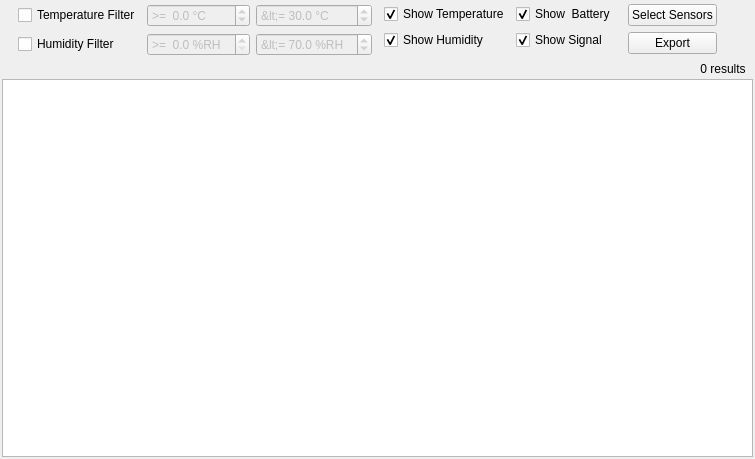
This is manager/src/MeasurementsWidget.ui in porkmarks/sense as Qt 5 draws it before an edit. The edited form follows.
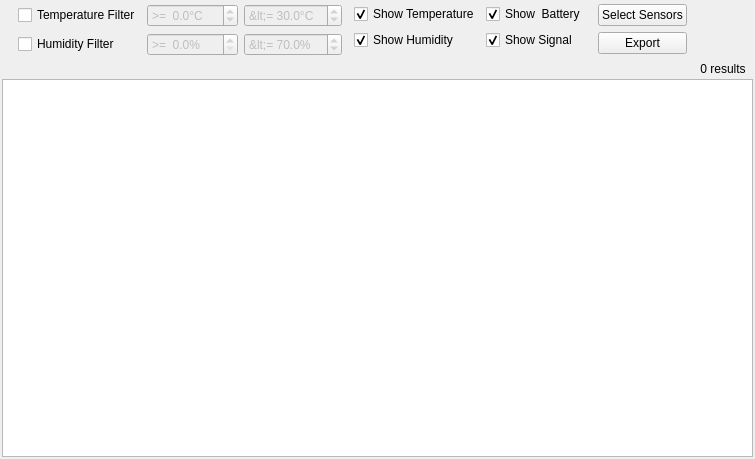
This is the edited form. Icons and pictures are not drawn. Custom widgets are drawn as their Qt base class.

```diff
--- a/manager/src/MeasurementsWidget.ui
+++ b/manager/src/MeasurementsWidget.ui
@@ -147,7 +147,7 @@
                   <string>&gt;=  </string>
                  </property>
                  <property name="suffix">
-                  <string> %RH</string>
+                  <string>%</string>
                  </property>
                  <property name="decimals">
                   <number>1</number>
@@ -166,7 +166,7 @@
                   <string>&lt;= </string>
                  </property>
                  <property name="suffix">
-                  <string> %RH</string>
+                  <string>%</string>
                  </property>
                  <property name="decimals">
                   <number>1</number>
@@ -201,7 +201,7 @@
                   <string>&gt;=  </string>
                  </property>
                  <property name="suffix">
-                  <string> °C</string>
+                  <string>°C</string>
                  </property>
                  <property name="decimals">
                   <number>1</number>
@@ -223,7 +223,7 @@
                   <string>&lt;= </string>
                  </property>
                  <property name="suffix">
-                  <string> °C</string>
+                  <string>°C</string>
                  </property>
                  <property name="decimals">
                   <number>1</number>
```
